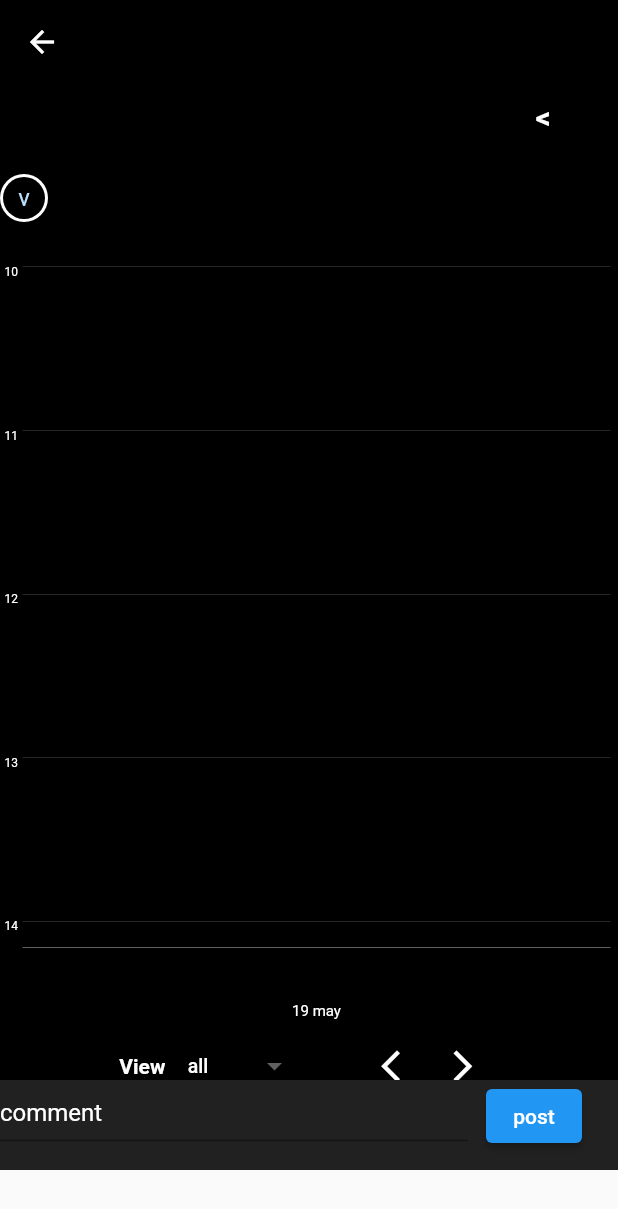
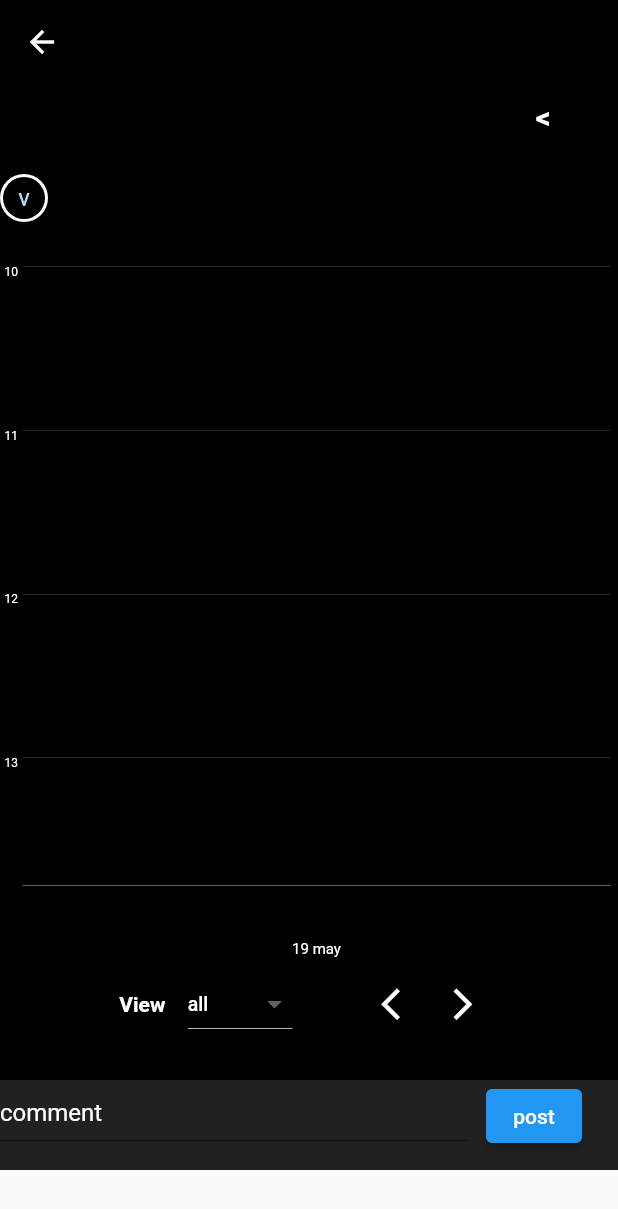
Before and after one commit to balaji0852/yellowpatio, a Flutter app: the CommentSectionPage screen opened directly with empty values, on a phone screen of 412 x 824 dp. Shown: the top 1209 px of the screen. Run offline on Flutter 3.47's test engine with Material 2 defaults, Android fonts, the light colour scheme and no system bars; our stand-ins replace firebase_auth, firebase_core, floor, flutter_redux, flutter_switch, google_sign_in and 2 more; missing offline and left inert: flutter_fgbg, flutter_inappwebview; accounts and stored records are empty; generated files the repository leaves out were written again; network calls fail.

Commit message:
latest fixes

```diff
--- a/lib/Pages/home_page.dart
+++ b/lib/Pages/home_page.dart
@@ -398,7 +398,7 @@ class HomePageActivity extends State<homePage> with WidgetsBindingObserver {
                                     ),
                                   ),
                                   if (e.classDataInstanceMaterDuplicate
-                                      .userStore.photoURL.isNotEmpty)
+                                      .userStore.photoURL!="empty")
                                     Positioned(
                                         bottom: 0,
                                         right: 0.5,
--- a/lib/graph/planner_graph.dart
+++ b/lib/graph/planner_graph.dart
@@ -269,7 +269,7 @@ class PlannerGraphPage extends State<PlannerGraph> {
 
     return SizedBox(
       height: MediaQuery.of(context).orientation == Orientation.portrait
-          ? MediaQuery.of(context).size.height * 0.78
+          ? MediaQuery.of(context).size.height * 0.75
           : MediaQuery.of(context).size.height * 0.4,
       child: Stack(
         children: [
@@ -278,8 +278,8 @@ class PlannerGraphPage extends State<PlannerGraph> {
               Container(
                 height:
                     MediaQuery.of(context).orientation == Orientation.portrait
-                        ? MediaQuery.of(context).size.height * 0.65
-                        : MediaQuery.of(context).size.height * 0.35,
+                        ? (MediaQuery.of(context).size.height * 0.75)*0.80
+                        : (MediaQuery.of(context).size.height * 0.4)*0.6,
                 color: darkMode ? Colors.black : Colors.white,
                 child: ListView(
                   itemExtent: itemSize,
```
Also changed, not shown: pubspec.lock.
